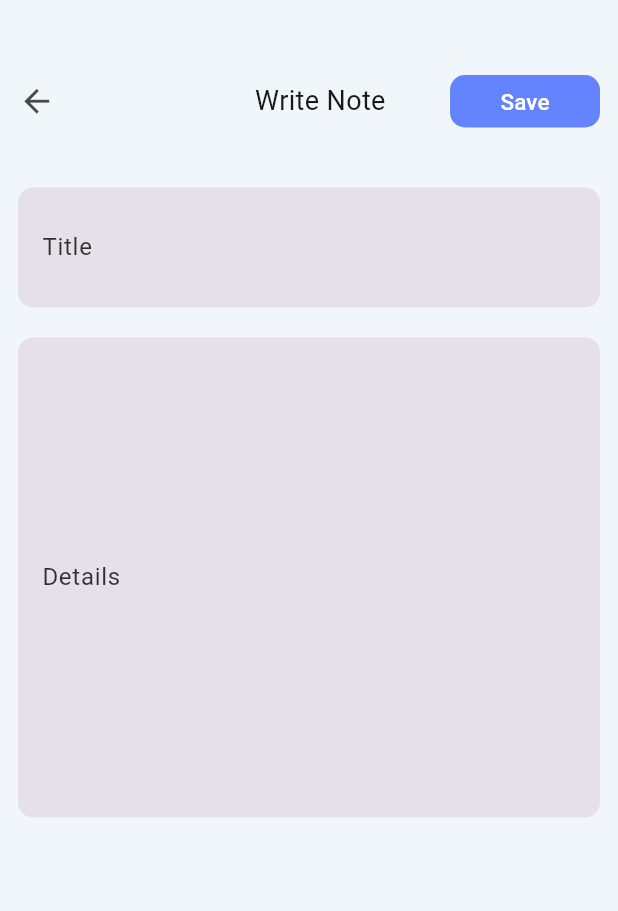
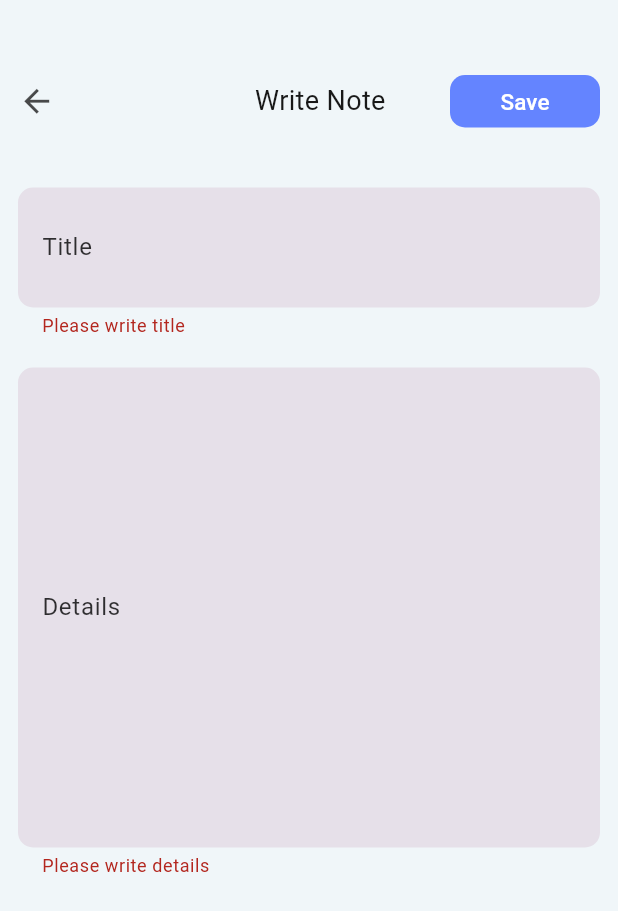
Before and after one commit to Shawon954/notes, a Flutter app: the screen it shows after launch, after a tap on "Log In", after a tap on the "edit" icon, after a tap on "Save", on a phone screen of 412 x 824 dp. Shown: the top 911 px of the screen. Run offline on Flutter 3.47's test engine with Material 3 defaults, Android fonts, the phone set to English and light mode, and no system bars; our stand-ins replace cloud_firestore, firebase_auth, firebase_core, flutter_spinkit, get, go_router; accounts and stored records are empty.

```diff
--- a/lib/app/modules/addnote_page/views/addnote_page_view.dart
+++ b/lib/app/modules/addnote_page/views/addnote_page_view.dart
@@ -3,6 +3,7 @@ import 'package:flutter/material.dart';
 import 'package:get/get.dart';
 import 'package:go_router/src/router.dart';
 import 'package:notes/app/routes/go_routes.dart';
+import 'package:notes/app/utils/validator.dart';
 import 'package:notes/app/widget/custom_material_button.dart';
 import 'package:notes/app/widget/custom_textformfiled.dart';
 
@@ -24,10 +25,14 @@ class AddnotePageView extends StatelessWidget {
                 mainAxisAlignment: MainAxisAlignment.spaceBetween,
                 children: [
                   GestureDetector(
-                    onTap: (){
+                    onTap: () {
                       GoRouter.of(context).go('/home_page');
                     },
-                    child: Icon(Icons.arrow_back_outlined,color: AppColors.textDark70,size: 25,),
+                    child: Icon(
+                      Icons.arrow_back_outlined,
+                      color: AppColors.textDark70,
+                      size: 25,
+                    ),
                   ),
                   Center(
                       child: Padding(
@@ -43,7 +48,11 @@ class AddnotePageView extends StatelessWidget {
                   CustomMaterialButton(
                     title: 'Save',
                     width: 100,
-                    onPressed: () {},
+                    onPressed: () {
+                     if(controller.note_key.currentState!.validate()){
+                       controller.saveNote();
+                     }
+                    },
                     color: AppColors.primary,
                   ),
                 ],
@@ -62,6 +71,7 @@ class AddnotePageView extends StatelessWidget {
                           textInputType: TextInputType.text,
                           labelText: 'Title',
                           maxLine: 2,
+                          validator: (title)=>ErrorMessage().titleError(title!),
                         ),
                       ),
                       SizedBox(
@@ -72,8 +82,8 @@ class AddnotePageView extends StatelessWidget {
                         textInputType: TextInputType.text,
                         labelText: 'Details',
                         maxLine: 12,
+                        validator: (details)=>ErrorMessage().detailsError(details!),
                       ),
-
                       SizedBox(
                         height: 20,
                       ),
--- a/lib/app/modules/login_page/views/login_page_view.dart
+++ b/lib/app/modules/login_page/views/login_page_view.dart
@@ -2,6 +2,7 @@ import 'package:flutter/material.dart';
 
 import 'package:get/get.dart';
 import 'package:go_router/src/router.dart';
+import 'package:notes/app/core/auth.dart';
 import 'package:notes/app/routes/go_routes.dart';
 import 'package:notes/app/utils/app_string.dart';
 import 'package:notes/app/utils/validator.dart';
@@ -23,27 +24,31 @@ class LoginPageView extends StatelessWidget {
           child: Center(
             child: Column(
               mainAxisAlignment: MainAxisAlignment.center,
+              children: [
+                Text(
+                  AppString.login,
+                  style: TextStyle(
+                      fontSize: 25,
+                      color: AppColors.textDark90,
+                      fontWeight: FontWeight.bold),
+                ),
 
-              children: [
-
-                Text(AppString.login, style: TextStyle(fontSize: 25,
-                    color: AppColors.textDark90,
-                    fontWeight: FontWeight.bold),),
-
-                SizedBox(height: 100,),
+                SizedBox(
+                  height: 100,
+                ),
                 Obx(() {
                   return Form(
                       key: controller.form_key,
                       child: Column(
                         mainAxisAlignment: MainAxisAlignment.center,
                         children: [
-
                           // Email
                           CustomTextFormField(
                             textInputType: TextInputType.emailAddress,
                             controller: controller.emailController,
                             labelText: 'Email',
-                            validator: (email)=>ErrorMessage().validateEmail(email!),
+                            validator: (email) =>
+                                ErrorMessage().validateEmail(email!),
                           ),
 
                           SizedBox(
@@ -54,7 +59,8 @@ class LoginPageView extends StatelessWidget {
                           CustomTextFormField(
                             textInputType: TextInputType.text,
                             controller: controller.passwordController,
-                            validator: (password)=>ErrorMessage().validatePassword(password!),
+                            validator: (password) =>
+                                ErrorMessage().validatePassword(password!),
                             obscure: controller.isObscured.value,
                             maxLine: 1,
                             suffixIcon: IconButton(
@@ -63,7 +69,6 @@ class LoginPageView extends StatelessWidget {
                                     ? Icons.visibility_off
                                     : Icons.visibility,
                               ),
-
                               onPressed: () {
                                 controller.togglePasswordVisibility();
                               },
@@ -83,15 +88,15 @@ class LoginPageView extends StatelessWidget {
                   title: 'Log In',
                   fontSize: 20,
                   onPressed: () {
-
-                    GoRouter.of(context).go('/home_page');
-                    // if (controller.form_key.currentState!.validate()) {
-                    //
-                    // }
+                   GoRouter.of(context).go('/home_page');
+                 //    if (controller.form_key.currentState!.validate()) {
+                 //     var obj = AuthService();
+                 //     obj.UserLogin(context);
+                 //     print('ok');
+                 //    }
                   },
                   height: 55,
                   width: 180,
-
                   color: AppColors.primaryLight,
                 ),
                 SizedBox(
@@ -101,14 +106,18 @@ class LoginPageView extends StatelessWidget {
                 Row(
                   mainAxisAlignment: MainAxisAlignment.center,
                   children: [
-                    Text("Don't have an account? ",style: TextStyle(color: AppColors.textDark90,fontSize: 15),),
+                    Text(
+                      "Don't have an account? ",
+                      style:
+                          TextStyle(color: AppColors.textDark90, fontSize: 15),
+                    ),
                     InkWell(
-                      onTap: (){
+                      onTap: () {
                         GoRouter.of(context).go('/registration_page');
                       },
                       child: Text(
                         'Sign up',
-                        style: TextStyle(color: Colors.blue,fontSize: 15),
+                        style: TextStyle(color: Colors.blue, fontSize: 15),
                       ),
                     ),
                   ],
--- a/lib/app/modules/signup_page/controllers/signup_page_controller.dart
+++ b/lib/app/modules/signup_page/controllers/signup_page_controller.dart
@@ -24,6 +24,6 @@ class SignupPageController extends GetxController {
 
   // SingUp Auth
 
-    var singup = AuthService().signup();
+   // var singup = AuthService().signup();
 
 }
--- a/lib/app/modules/signup_page/views/signup_page_view.dart
+++ b/lib/app/modules/signup_page/views/signup_page_view.dart
@@ -2,6 +2,7 @@ import 'package:flutter/material.dart';
 
 import 'package:get/get.dart';
 import 'package:go_router/go_router.dart';
+import 'package:notes/app/core/auth.dart';
 
 import '../../../utils/app_color.dart';
 import '../../../utils/app_string.dart';
@@ -95,7 +96,8 @@ class SignupPageView extends StatelessWidget {
                   fontSize: 20,
                   onPressed: () {
                     if (controller.signup_key.currentState!.validate()) {
-                     controller.singup;
+                      var obj = AuthService();
+                      obj.UserRegister(context);
                     }
                   },
                   height: 55,
--- a/lib/app/utils/validator.dart
+++ b/lib/app/utils/validator.dart
@@ -2,6 +2,20 @@ class ErrorMessage{
   String? nameError(String value) {
     if (value.isEmpty) {
       return 'Please enter your name';
+    }
+    return null;
+  }
+
+ String? titleError(String value) {
+    if (value.isEmpty) {
+      return 'Please write title';
+    }
+    return null;
+  }
+
+ String? detailsError(String value) {
+    if (value.isEmpty) {
+      return 'Please write details';
     }
     return null;
   }
--- a/lib/main.dart
+++ b/lib/main.dart
@@ -4,8 +4,8 @@ import 'package:get/get.dart';
 import 'app/routes/go_routes.dart';
 
 Future<void> main() async {
-  await WidgetsFlutterBinding.ensureInitialized();
-  await Firebase.initializeApp();
+   WidgetsFlutterBinding.ensureInitialized();
+   await Firebase.initializeApp();
 
   runApp( MyApp());
 }
--- a/pubspec.yaml
+++ b/pubspec.yaml
@@ -46,10 +46,10 @@ dependencies:
   flutter_spinkit: ^5.2.1
 
   #Firebase Auth
-  firebase_auth: ^5.2.1
+  firebase_auth: any
 
   #Firebase Core
-  firebase_core: ^3.4.1
+  firebase_core: any
 
   #cloud_firestore
   cloud_firestore: ^5.4.1
```
Also changed, not shown: lib/app/core/auth.dart (added, +72 -0 lines), lib/app/modules/addnote_page/controllers/addnote_page_controller.dart (+31 -0 lines), 4 other files.
